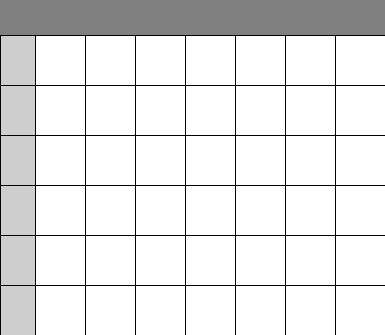
Qt form Scenes/ServiceFusion/Assets/Ui/CalenderWidget.ui (Chiru/ChiruAddons) before a commit.
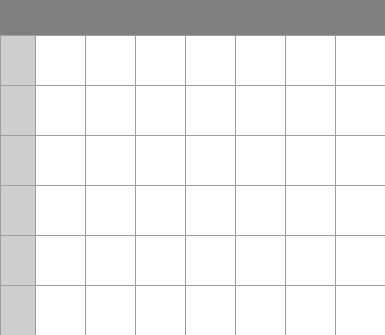
The same form after that commit.

```diff
--- a/Scenes/ServiceFusion/Assets/Ui/CalenderWidget.ui
+++ b/Scenes/ServiceFusion/Assets/Ui/CalenderWidget.ui
@@ -149,7 +149,7 @@
 	border-style: solid; 
  border-left-width: 1px; 
  border-top-width: 1px; 
- border-color: black;
+ border-color: #9E9E9E;
 }</string>
      </property>
      <layout class="QHBoxLayout" name="horizontalLayout_5">
@@ -186,10 +186,6 @@
 	font-size: 18px;
     background-color:#cecece;
 	qproperty-alignment: AlignCenter; 
-	border-style: solid;
-	border-left-width: 1px;
-	border-top-width: 1px;
-	border-color: black;
 }</string>
         </property>
         <layout class="QHBoxLayout" name="horizontalLayout_53">
@@ -505,7 +501,7 @@
 	border-style: solid; 
  border-left-width: 1px; 
  border-top-width: 1px; 
- border-color: black;
+ border-color: #9E9E9E;
 }</string>
      </property>
      <layout class="QHBoxLayout" name="horizontalLayout_6">
@@ -542,10 +538,6 @@
 	font-size: 18px;
     background-color:#cecece;
 	qproperty-alignment: AlignCenter; 
-	border-style: solid;
-	border-left-width: 1px;
-	border-top-width: 1px;
-	border-color: black;
 }</string>
         </property>
         <layout class="QHBoxLayout" name="horizontalLayout_54">
@@ -861,7 +853,7 @@
 	border-style: solid; 
  border-left-width: 1px; 
  border-top-width: 1px; 
- border-color: black;
+ border-color:#9E9E9E;
 }</string>
      </property>
      <layout class="QHBoxLayout" name="horizontalLayout_7">
@@ -898,10 +890,6 @@
 	font-size: 18px;
     background-color:#cecece;
 	qproperty-alignment: AlignCenter; 
-	border-style: solid;
-	border-left-width: 1px;
-	border-top-width: 1px;
-	border-color: black;
 }</string>
         </property>
         <layout class="QHBoxLayout" name="horizontalLayout_59">
@@ -1217,7 +1205,7 @@
 	border-style: solid; 
  border-left-width: 1px; 
  border-top-width: 1px; 
- border-color: black;
+ border-color: #9E9E9E;
 }</string>
      </property>
      <layout class="QHBoxLayout" name="horizontalLayout_8">
@@ -1254,10 +1242,6 @@
 	font-size: 18px;
     background-color:#cecece;
 	qproperty-alignment: AlignCenter; 
-	border-style: solid;
-	border-left-width: 1px;
-	border-top-width: 1px;
-	border-color: black;
 }</string>
         </property>
         <layout class="QHBoxLayout" name="horizontalLayout_64">
@@ -1573,7 +1557,7 @@
 	border-style: solid; 
  border-left-width: 1px; 
  border-top-width: 1px; 
- border-color: black;
+ border-color: #9E9E9E;
 }</string>
      </property>
      <layout class="QHBoxLayout" name="horizontalLayout_9">
@@ -1610,10 +1594,6 @@
 	font-size: 18px;
     background-color:#cecece;
 	qproperty-alignment: AlignCenter; 
-	border-style: solid;
-	border-left-width: 1px;
-	border-top-width: 1px;
-	border-color: black;
 }</string>
         </property>
         <layout class="QHBoxLayout" name="horizontalLayout_69">
@@ -1929,7 +1909,7 @@
 	border-style: solid; 
  border-left-width: 1px; 
  border-top-width: 1px; 
- border-color: black;
+ border-color:#9E9E9E;
 }</string>
      </property>
      <layout class="QHBoxLayout" name="horizontalLayout_10">
@@ -1966,10 +1946,6 @@
 	font-size: 18px;
     background-color:#cecece;
 	qproperty-alignment: AlignCenter; 
-	border-style: solid;
-	border-left-width: 1px;
-	border-top-width: 1px;
-	border-color: black;
 }</string>
         </property>
         <layout class="QHBoxLayout" name="horizontalLayout_74">
```
Left out of the diff: 84 changed lines with no effect on the pictures.
